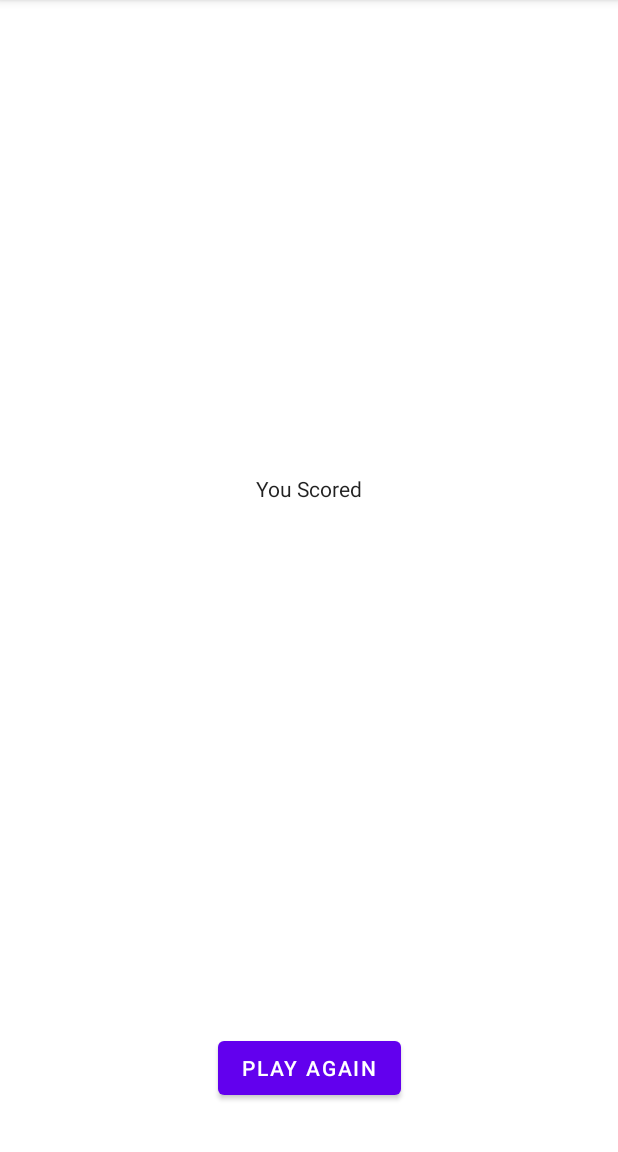
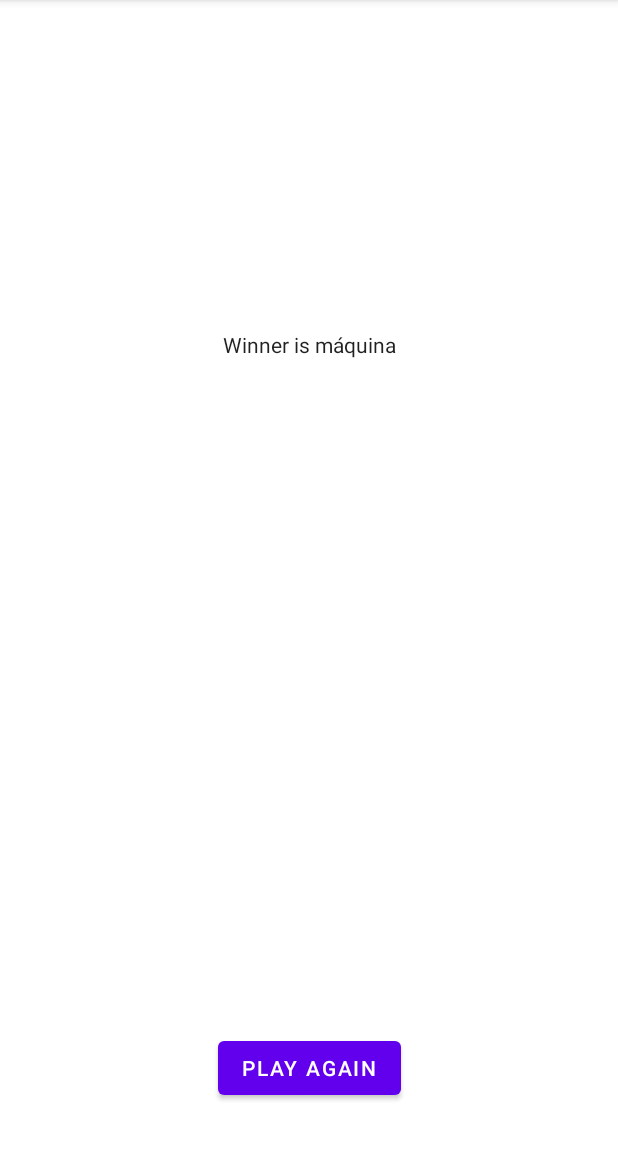
Before and after one commit to AppDeveloperVM/TresEnRaya, an Android app: the ScoreFragment screen opened through its navigation route, on a phone screen of 412 x 824 dp, the part 84-1236 px from its top. Run offline under Robolectric (Android 15) with nearby library versions, the phone set to English and light mode, and no system bars; our stand-ins replace data binding; 1 statement that could not run was skipped.

Commit message:
Added score values and values between navigation

```diff
--- a/app/src/main/java/com/example/tresenraya/screens/score/ScoreFragment.kt
+++ b/app/src/main/java/com/example/tresenraya/screens/score/ScoreFragment.kt
@@ -52,9 +52,6 @@ class ScoreFragment : Fragment() {
             }
         }
 
-//        binding.playAgainButton.setOnClickListener {
-//            viewModel.onPlayAgain()
-//        }
 
         return binding.root
     }
--- a/app/src/main/java/com/example/tresenraya/screens/score/ScoreViewModel.kt
+++ b/app/src/main/java/com/example/tresenraya/screens/score/ScoreViewModel.kt
@@ -11,13 +11,34 @@ class ScoreViewModel(finalScore: Int) : ViewModel() {
     val score: LiveData<Int>
         get() = _score
 
+    private val _finalScore = MutableLiveData<String>()
+    val finalScore: LiveData<String>
+        get() = _finalScore
+
+    private val _winner = MutableLiveData<Int>(40)
+    val winner: LiveData<Int>
+        get() = _winner
+
+    private val _winnerText = MutableLiveData<String>()
+    val winnerText: LiveData<String>
+        get() = _winnerText
+
     private val _eventPlayAgain = MutableLiveData<Boolean>(false)
     val eventPlayAgain: LiveData<Boolean>
         get() = _eventPlayAgain
 
     init {
-        Log.i("ScoreViewModel", "Final score is $finalScore")
-        _score.value = 3
+        if(_winner.value==0){
+            _winnerText.value = "el jugador"
+            _finalScore.value = "Has perdido.."
+        }else{
+            _winnerText.value = "máquina"
+            _finalScore.value = "Ganaste!"
+        }
+
+        Log.i("ScoreViewModel", "Final score is ${_score.value}")
+        Log.i("Winner", " is ${_winnerText.value}")
+        _winnerText.value = "Winner is ${_winnerText.value}"
     }
 
     fun onPlayAgain() {
--- a/app/src/main/res/layout/score_fragment.xml
+++ b/app/src/main/res/layout/score_fragment.xml
@@ -19,12 +19,30 @@
         tools:context=".screens.score.ScoreFragment">
 
         <TextView
+            android:id="@+id/final_score_text"
+            android:layout_width="wrap_content"
+            android:layout_height="wrap_content"
+            android:layout_marginTop="32dp"
+            android:fontFamily="sans-serif"
+            android:text="@{scoreViewModel.score}"
+            android:textColor="@color/black_text_color"
+            android:textSize="14sp"
+            android:textStyle="normal"
+            app:layout_constraintBottom_toTopOf="@+id/score_text"
+            app:layout_constraintEnd_toEndOf="parent"
+            app:layout_constraintHorizontal_bias="0.501"
+            app:layout_constraintStart_toStartOf="parent"
+            app:layout_constraintTop_toTopOf="parent"
+            app:layout_constraintVertical_bias="0.246"
+            app:layout_constraintVertical_chainStyle="packed" />
+
+        <TextView
             android:id="@+id/you_scored_text"
             android:layout_width="wrap_content"
             android:layout_height="wrap_content"
             android:layout_marginTop="32dp"
             android:fontFamily="sans-serif"
-            android:text="@string/you_scored"
+            android:text="@{scoreViewModel.winnerText}"
             android:textColor="@color/black_text_color"
             android:textSize="14sp"
             android:textStyle="normal"
@@ -39,18 +57,16 @@
             android:id="@+id/score_text"
             android:layout_width="wrap_content"
             android:layout_height="wrap_content"
-            android:layout_marginTop="16dp"
-            android:layout_marginBottom="8dp"
+            android:layout_marginBottom="216dp"
+            android:fontFamily="sans-serif"
             android:text=""
-            android:fontFamily="sans-serif"
             android:textColor="@color/black_text_color"
             android:textSize="34sp"
             android:textStyle="normal"
             app:layout_constraintBottom_toTopOf="@+id/play_again_button"
             app:layout_constraintEnd_toEndOf="parent"
-            app:layout_constraintHorizontal_bias="0.5"
+            app:layout_constraintHorizontal_bias="0.498"
             app:layout_constraintStart_toStartOf="parent"
-            app:layout_constraintTop_toBottomOf="@+id/you_scored_text"
             app:layout_constraintVertical_chainStyle="packed"
             tools:text="40" />
 
```
Also changed, not shown: app/src/main/java/com/example/tresenraya/screens/game/GameFragment.kt (+2 -5 lines), app/src/main/java/com/example/tresenraya/screens/game/GameViewModel.kt (+10 -17 lines), app/src/main/res/layout/game_fragment.xml (+41 -3 lines).
